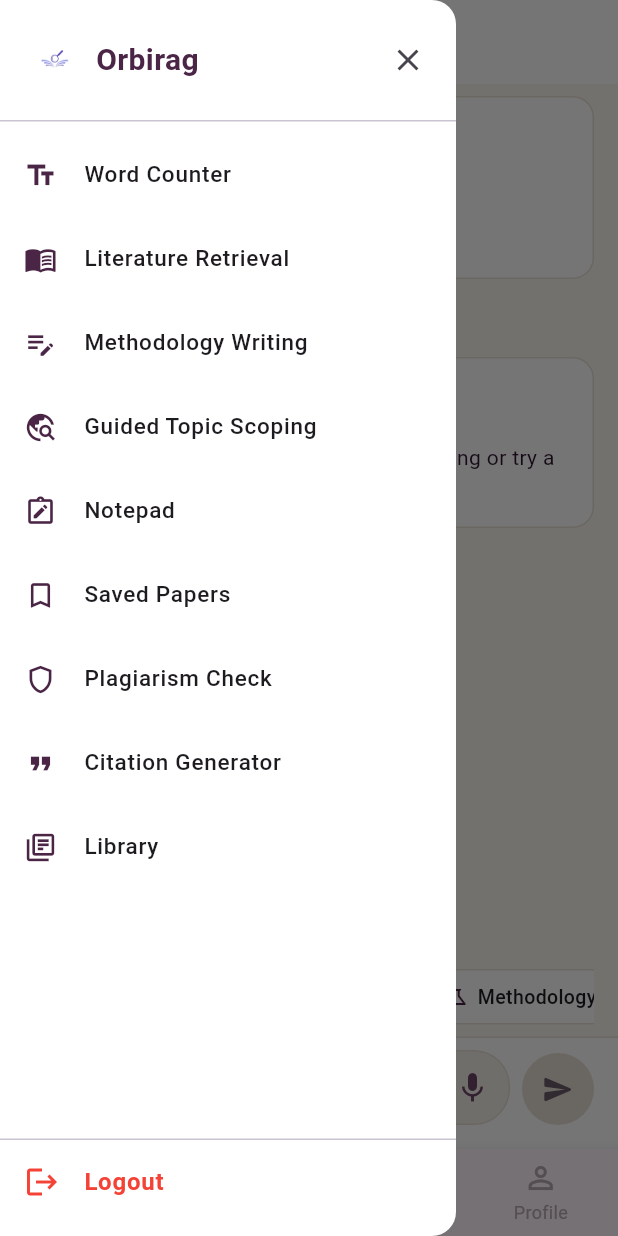
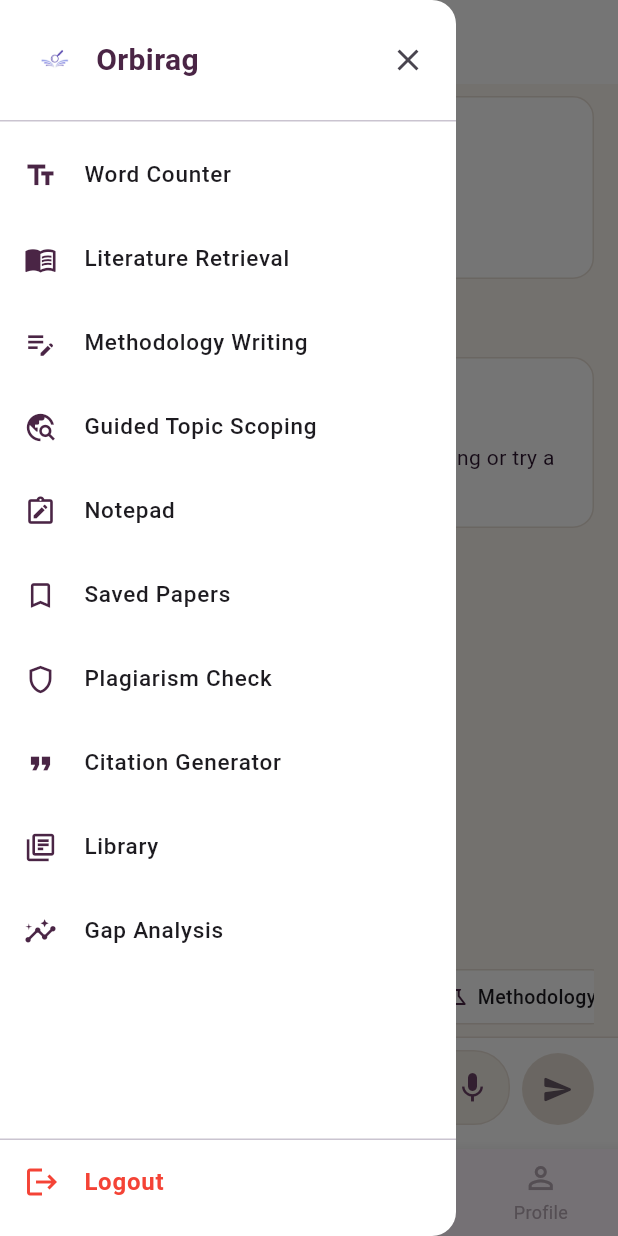
Before and after one commit to Shrey-cs-ai/Orbirag_App, a Flutter app: the ChatWithPdfScreen screen opened by its route, with the side drawer open, on a phone screen of 412 x 824 dp. Run offline on Flutter 3.47's test engine with Material 3 defaults, Android fonts, the phone set to English and light mode, and no system bars; our stand-ins replace cloud_firestore, file_picker, firebase_auth, firebase_core, flutter_dotenv, flutter_svg and 5 more; missing offline and left inert: file_saver, record; accounts and stored records are empty.

Commit message:
feat(gap-analysis): add 8-step workflow screens and drawer entry

```diff
--- a/frontend/lib/widgets/app_drawer.dart
+++ b/frontend/lib/widgets/app_drawer.dart
@@ -12,6 +12,7 @@
 import '../screens/library_screen.dart';
 import '../screens/login_screen.dart';
 import '../screens/saved_papers_screen.dart';
+import '../screens/gap_research_screen.dart';
 class AppDrawer extends StatelessWidget {
   const AppDrawer({super.key});
 
@@ -135,6 +136,12 @@
                     title: "Library",
                     screen: const LibraryScreen(),
                   ),
+                  _item(
+                    context,
+                    icon: Icons.insights_outlined,
+                    title: "Gap Analysis",
+                    screen: const GapResearchScreen(),
+                  ),
                 ],
               ),
             ),
```
